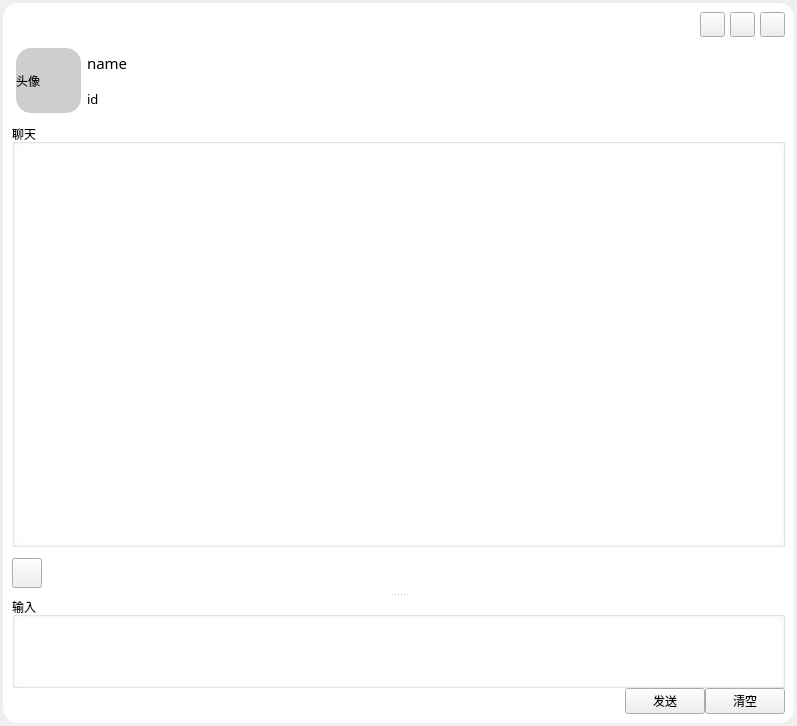
Before: the Qt Designer form QQdemo/chat.ui in Mine268/chatroom_qt, drawn with Qt 5.
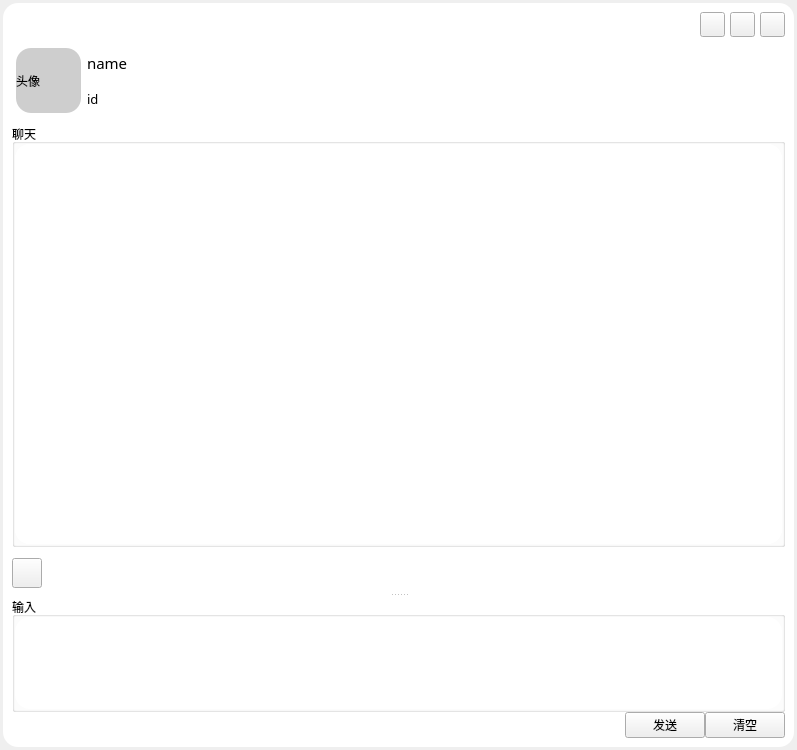
After: the same form once the commit is applied. Icons and pictures are not drawn.

What changed in the file:
```diff
--- a/QQdemo/chat.ui
+++ b/QQdemo/chat.ui
@@ -7,7 +7,7 @@
     <x>0</x>
     <y>0</y>
     <width>797</width>
-    <height>632</height>
+    <height>750</height>
    </rect>
   </property>
   <property name="windowTitle">
@@ -183,7 +183,7 @@
         <property name="frameShadow">
          <enum>QFrame::Raised</enum>
         </property>
-        <widget class="QWidget" name="">
+        <widget class="QWidget" name="layoutWidget">
          <property name="geometry">
           <rect>
            <x>4</x>
```
